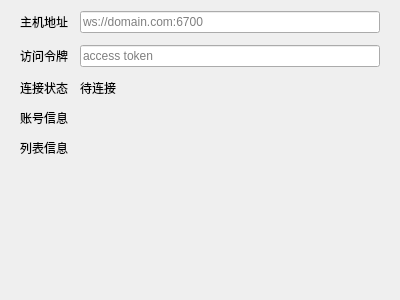
Before: the Qt Designer form widgets/settings/accountwidget.ui in iwxyi/CatlikeQQ, drawn with Qt 5.
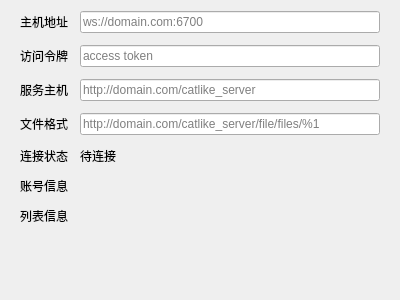
After: the same form once the commit is applied.

Commit message: 添加文件上传的PHP服务端

The edit to the form file:
```diff
--- a/widgets/settings/accountwidget.ui
+++ b/widgets/settings/accountwidget.ui
@@ -31,35 +31,76 @@
      <property name="spacing">
       <number>12</number>
      </property>
-     <item row="4" column="0">
-      <widget class="QLabel" name="label_5">
-       <property name="text">
-        <string>列表信息</string>
-       </property>
-      </widget>
-     </item>
-     <item row="3" column="0">
-      <widget class="QLabel" name="label_3">
-       <property name="text">
-        <string>账号信息</string>
-       </property>
-      </widget>
-     </item>
-     <item row="3" column="1">
+     <item row="5" column="1">
       <widget class="QLabel" name="accountLabel">
        <property name="text">
         <string/>
        </property>
       </widget>
      </item>
-     <item row="2" column="1">
+     <item row="4" column="1">
       <widget class="QLabel" name="connectStateLabel">
        <property name="text">
         <string>待连接</string>
        </property>
       </widget>
      </item>
-     <item row="4" column="1">
+     <item row="1" column="1">
+      <widget class="QLineEdit" name="tokenEdit">
+       <property name="echoMode">
+        <enum>QLineEdit::Password</enum>
+       </property>
+       <property name="placeholderText">
+        <string>access token</string>
+       </property>
+      </widget>
+     </item>
+     <item row="3" column="0">
+      <widget class="QLabel" name="label_6">
+       <property name="text">
+        <string>文件格式</string>
+       </property>
+      </widget>
+     </item>
+     <item row="6" column="0">
+      <widget class="QLabel" name="label_5">
+       <property name="text">
+        <string>列表信息</string>
+       </property>
+      </widget>
+     </item>
+     <item row="0" column="1">
+      <widget class="QLineEdit" name="hostEdit">
+       <property name="placeholderText">
+        <string>ws://domain.com:6700</string>
+       </property>
+       <property name="clearButtonEnabled">
+        <bool>false</bool>
+       </property>
+      </widget>
+     </item>
+     <item row="5" column="0">
+      <widget class="QLabel" name="label_3">
+       <property name="text">
+        <string>账号信息</string>
+       </property>
+      </widget>
+     </item>
+     <item row="4" column="0">
+      <widget class="QLabel" name="label_2">
+       <property name="text">
+        <string>连接状态</string>
+       </property>
+      </widget>
+     </item>
+     <item row="1" column="0">
+      <widget class="QLabel" name="label_4">
+       <property name="text">
+        <string>访问令牌</string>
+       </property>
+      </widget>
+     </item>
+     <item row="6" column="1">
       <layout class="QHBoxLayout" name="horizontalLayout">
        <property name="spacing">
         <number>9</number>
@@ -101,39 +142,41 @@
       </widget>
      </item>
      <item row="2" column="0">
-      <widget class="QLabel" name="label_2">
+      <widget class="QLabel" name="label_7">
        <property name="text">
-        <string>连接状态</string>
+        <string>服务主机</string>
        </property>
       </widget>
      </item>
-     <item row="1" column="0">
-      <widget class="QLabel" name="label_4">
-       <property name="text">
-        <string>访问令牌</string>
+     <item row="2" column="1">
+      <widget class="QLineEdit" name="fileHostEdit">
+       <property name="toolTip">
+        <string>一些需要后台服务的地址
+- /file_upload.php: 文件上传，如果为空，则发送本地文件（可能失败）
+- /file_init.php: 启动时初始化</string>
        </property>
-      </widget>
-     </item>
-     <item row="1" column="1">
-      <widget class="QLineEdit" name="tokenEdit">
-       <property name="echoMode">
-        <enum>QLineEdit::Password</enum>
-       </property>
        <property name="placeholderText">
-        <string>access token</string>
-       </property>
-      </widget>
-     </item>
-     <item row="0" column="1">
-      <widget class="QLineEdit" name="hostEdit">
-       <property name="placeholderText">
-        <string>ws://domain.com:6700</string>
+        <string>http://domain.com/catlike_server</string>
        </property>
        <property name="clearButtonEnabled">
         <bool>false</bool>
        </property>
       </widget>
      </item>
+     <item row="3" column="1">
+      <widget class="QLineEdit" name="fileFormatEdit">
+       <property name="toolTip">
+        <string>在文件上传到服务主机之后，使用对应的ID
+如果是本地Cqhttp服务，则可以不需要服务主机，从而发送图片/文件</string>
+       </property>
+       <property name="echoMode">
+        <enum>QLineEdit::Normal</enum>
+       </property>
+       <property name="placeholderText">
+        <string>http://domain.com/catlike_server/file/files/%1</string>
+       </property>
+      </widget>
+     </item>
     </layout>
    </item>
    <item>
```
The commit also changes 10 other files.
